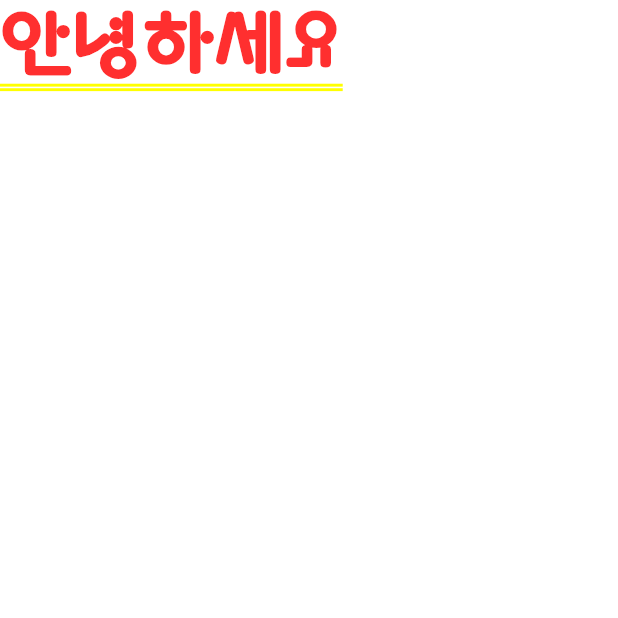
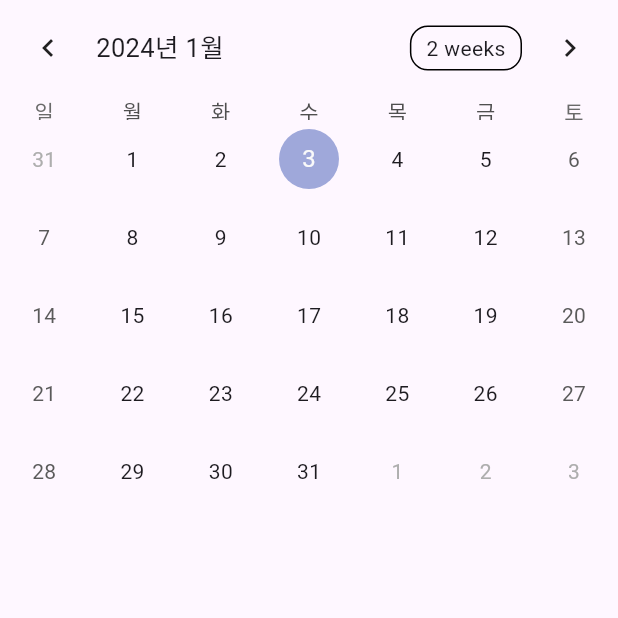
Before and after one commit to balhyo-younjisang/Ogam-Diary-Client, a Flutter app: the screen it shows after launch, after a tap on "로그인", on a phone screen of 412 x 824 dp, the top half of it. Run offline on Flutter 3.47's test engine with Material 3 defaults, Android fonts, the phone set to English and light mode, and no system bars; drawn by our look-alikes of table_calendar; our stand-ins replace get.

Commit message:
:sparkles: 달력 기능 추가

```diff
--- a/lib/main.dart
+++ b/lib/main.dart
@@ -1,5 +1,7 @@
 import 'package:flutter/material.dart';
 import 'package:get/get.dart';
+import 'package:intl/date_symbol_data_local.dart';
+import 'package:ogam_diary/providers/home_provider.dart';
 import 'package:ogam_diary/providers/join_provider.dart';
 import 'package:ogam_diary/providers/login_provider.dart';
 import 'package:ogam_diary/routes.dart';
@@ -9,14 +11,15 @@ import 'package:provider/provider.dart';
 void main() async {
   WidgetsFlutterBinding.ensureInitialized(); // main 함수에서 async 사용
 
-  runApp(MultiProvider(
-    providers: [
-      ChangeNotifierProvider<AuthService>(create: (_) => AuthService()),
-      ChangeNotifierProvider<LoginProvider>(create: (_) => LoginProvider()),
-      ChangeNotifierProvider<JoinProvider>(create: (_) => JoinProvider())
-    ],
-    child: const MyApp(),
-  ));
+  initializeDateFormatting().then((_) => runApp(MultiProvider(
+        providers: [
+          ChangeNotifierProvider<AuthService>(create: (_) => AuthService()),
+          ChangeNotifierProvider<LoginProvider>(create: (_) => LoginProvider()),
+          ChangeNotifierProvider<JoinProvider>(create: (_) => JoinProvider()),
+          ChangeNotifierProvider<HomeProvider>(create: (_) => HomeProvider())
+        ],
+        child: const MyApp(),
+      )));
 }
 
 class MyApp extends StatelessWidget {
--- /dev/null
+++ b/lib/providers/home_provider.dart
@@ -0,0 +1,19 @@
+import 'package:flutter/material.dart';
+
+class HomeProvider with ChangeNotifier {
+  DateTime _focusedDay = DateTime.now();
+  DateTime? _selectedDay;
+
+  DateTime get focusedDay => _focusedDay;
+  DateTime? get selectedDay => _selectedDay;
+
+  void updateFocusedDay(DateTime focusedDay) {
+    _focusedDay = focusedDay;
+    notifyListeners();
+  }
+
+  void updateSelectedDay(DateTime selectedDay) {
+    _selectedDay = selectedDay;
+    notifyListeners();
+  }
+}
--- a/lib/screens/home/home_view.dart
+++ b/lib/screens/home/home_view.dart
@@ -1,13 +1,31 @@
 import 'package:flutter/material.dart';
+import 'package:ogam_diary/providers/home_provider.dart';
+import 'package:provider/provider.dart';
+import 'package:table_calendar/table_calendar.dart';
 
 class HomePage extends StatelessWidget {
   const HomePage({super.key});
 
   @override
   Widget build(BuildContext context) {
-    return const Text(
-      "안녕하세요",
-      style: TextStyle(fontFamily: "Gugi-Regular"),
+    HomeProvider homeProvider = Provider.of<HomeProvider>(context);
+
+    return Scaffold(
+      body: Stack(children: [
+        TableCalendar(
+          locale: "ko_KR",
+          focusedDay: homeProvider.focusedDay,
+          firstDay: DateTime.utc(2020, 1, 1),
+          lastDay: DateTime.utc(2099, 12, 31),
+          selectedDayPredicate: (day) {
+            return isSameDay(homeProvider.selectedDay, day);
+          },
+          onDaySelected: (selectedDay, focusedDay) {
+            homeProvider.updateFocusedDay(focusedDay);
+            homeProvider.updateSelectedDay(selectedDay);
+          },
+        )
+      ]),
     );
   }
 }
--- a/lib/screens/join/join_view.dart
+++ b/lib/screens/join/join_view.dart
@@ -31,9 +31,11 @@ class JoinPage extends StatelessWidget {
                       label: "이메일",
                       keyboardType: TextInputType.emailAddress,
                       onChanged: (val) {
+                        // 인풋값이 변경될 때마다 프로바이더의 이메일 값 업데이트
                         joinProvider.updateEmail(val);
                       },
                       validator: (val) {
+                        // 입력된 이메일 검사
                         if (val.isEmpty) {
                           return '이메일은 필수사항입니다.';
                         }
@@ -54,9 +56,11 @@ class JoinPage extends StatelessWidget {
                       label: "비밀번호",
                       isPassword: true,
                       onChanged: (val) {
+                        // 인풋값이 변경될 때마다 프로바이더의 비밀번호 값 업데이트
                         joinProvider.updatePassword(val);
                       },
                       validator: (val) {
+                        // 입력된 비밀번호 검사
                         if (val.isEmpty) {
                           return '비밀번호는 필수사항입니다.';
                         }
@@ -70,9 +74,11 @@ class JoinPage extends StatelessWidget {
                       label: "비밀번호 확인",
                       isPassword: true,
                       onChanged: (val) {
+                        // 인풋값이 변경될 때마다 프로바이더의 비밀번호 확인 값 업데이트
                         joinProvider.updateConfirmPassword(val);
                       },
                       validator: (val) {
+                        // 입력된 비밀번호 확인 검사
                         if (val != joinProvider.password) {
                           return '비밀번호가 일치하지 않습니다.';
                         }
@@ -90,16 +96,17 @@ class JoinPage extends StatelessWidget {
                       onTapHandler: () async {
                         await joinProvider.join();
 
-                        if (!context.mounted) return;
+                        if (!context.mounted) return; // 비동기 작업이 끝나지 않았다면
                         Navigator.pushNamed(context, "login");
                         return;
                       }),
+                  // 페이지 이동
                   InkWell(
                       onTap: () {
-                        Navigator.pushNamed(context, "join");
+                        Navigator.pushNamed(context, "login");
                       },
                       child: Text(
-                        "오감일기가 처음이 아니예요!",
+                        "오감일기를 사용해본 적이 있나요?",
                         style: TextStyle(
                             color: HexColor("#8338ec"),
                             fontFamily: "Gugi-Regular"),
--- a/lib/screens/login/login_view.dart
+++ b/lib/screens/login/login_view.dart
@@ -13,7 +13,8 @@ class LoginPage extends StatelessWidget {
 
   @override
   Widget build(BuildContext context) {
-    LoginProvider loginProvider = Provider.of<LoginProvider>(context);
+    LoginProvider loginProvider =
+        Provider.of<LoginProvider>(context); // 로그인 프로바이더 호출
 
     return Scaffold(
         body: Form(
@@ -31,9 +32,11 @@ class LoginPage extends StatelessWidget {
                       label: "이메일",
                       keyboardType: TextInputType.emailAddress,
                       onChanged: (val) {
+                        // 인풋값이 변경될 때마다 프로바이더의 이메일 값 업데이트
                         loginProvider.updateEmail(val);
                       },
                       validator: (val) {
+                        // 입력된 이메일 검사
                         if (val.isEmpty) {
                           return '이메일은 필수사항입니다.';
                         }
@@ -54,9 +57,11 @@ class LoginPage extends StatelessWidget {
                       label: "비밀번호",
                       isPassword: true,
                       onChanged: (val) {
+                        // 인풋값이 변경될 때마다 프로바이더의 비밀번호 값 업데이트
                         loginProvider.updatePassword(val);
                       },
                       validator: (val) {
+                        // 입력된 비밀번호 검사
                         if (val.isEmpty) {
                           return '비밀번호는 필수사항입니다.';
                         }
@@ -72,13 +77,13 @@ class LoginPage extends StatelessWidget {
                       onTapHandler: () async {
                         await loginProvider.login();
 
-                        if (!context.mounted) return;
+                        if (!context.mounted) return; // 비동기 작업이 끝나지 않았다면
                         Navigator.pushNamed(context, "home");
                         return;
                       }),
                   InkWell(
                       onTap: () {
-                        Navigator.pushNamed(context, "join");
+                        Navigator.pushNamed(context, "join"); // 페이지 이동
                       },
                       child: Text(
                         "오감일기가 처음이라면?",
--- a/pubspec.yaml
+++ b/pubspec.yaml
@@ -29,6 +29,8 @@ environment:
 # versions available, run `flutter pub outdated`.
 dependencies:
   provider: ^6.1.1
+  table_calendar: ^3.0.9
+  intl: ^0.19.0
   get: ^4.6.6
   flutter:
     sdk: flutter
```
Also changed, not shown: pubspec.lock.
